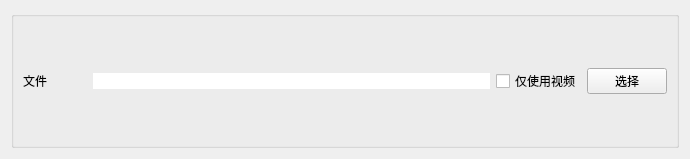
Before: the Qt Designer form src/gui/design/WidgetNewTaskSelector.ui in Icexbb/SekaiSubtitle-Python, drawn with Qt 5.
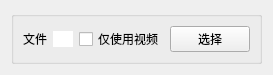
After: the same form once the commit is applied.

What changed in the file:
```diff
--- a/src/gui/design/WidgetNewTaskSelector.ui
+++ b/src/gui/design/WidgetNewTaskSelector.ui
@@ -6,8 +6,8 @@
    <rect>
     <x>0</x>
     <y>0</y>
-    <width>690</width>
-    <height>159</height>
+    <width>269</width>
+    <height>62</height>
    </rect>
   </property>
   <property name="windowTitle">
```
